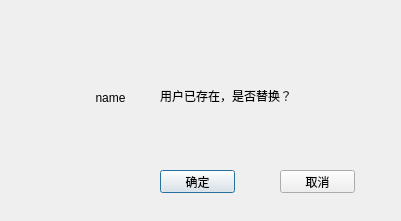
Qt form savehint.ui (SongYaoLynn/LanserMedicalManagement) before a commit.
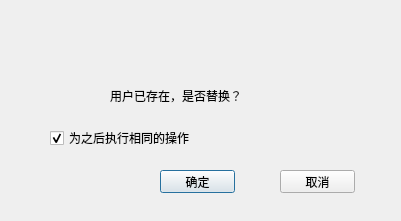
The same form after that commit.

Diff of the .ui file:
```diff
--- a/savehint.ui
+++ b/savehint.ui
@@ -42,7 +42,7 @@
   <widget class="QLabel" name="label">
    <property name="geometry">
     <rect>
-     <x>160</x>
+     <x>110</x>
      <y>80</y>
      <width>201</width>
      <height>31</height>
@@ -55,20 +55,20 @@
     <set>Qt::AlignLeading|Qt::AlignLeft|Qt::AlignVCenter</set>
    </property>
   </widget>
-  <widget class="QLabel" name="name">
+  <widget class="QCheckBox" name="allCheck">
    <property name="geometry">
     <rect>
-     <x>70</x>
-     <y>90</y>
-     <width>81</width>
+     <x>50</x>
+     <y>130</y>
+     <width>151</width>
      <height>16</height>
     </rect>
    </property>
    <property name="text">
-    <string>name</string>
+    <string>为之后执行相同的操作</string>
    </property>
-   <property name="alignment">
-    <set>Qt::AlignCenter</set>
+   <property name="checked">
+    <bool>true</bool>
    </property>
   </widget>
  </widget>
```
Left out of the diff: 2 changed lines with no effect on the pictures.
